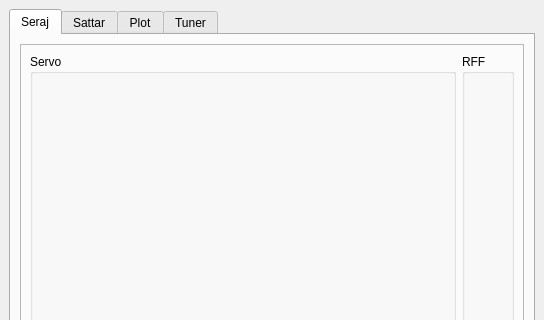
Above: mainwindow.ui from enigmafarsco-lang/iiS before the change; both pictures show x 0 to 544 and y 0 to 320 of the 544 by 500 pixel window. Below: the same form after it.
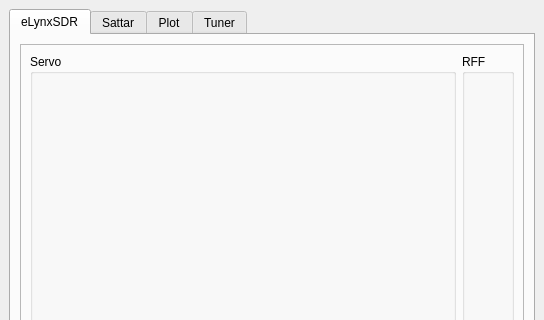
That is the form after the change. Custom widgets are drawn as their Qt base class.

Commit message: Rebrand seraj3 to eLynxSDR v0.0.2; merge exciter into receiver form; trim GUI tabs

Diff of the .ui file:
```diff
--- a/mainwindow.ui
+++ b/mainwindow.ui
@@ -40,7 +40,7 @@
       </property>
       <widget class="QWidget" name="tab">
        <attribute name="title">
-        <string>Seraj</string>
+        <string>eLynxSDR</string>
        </attribute>
        <layout class="QGridLayout" name="gridLayout_7">
         <item row="0" column="0">
```
The commit also changes 11 other files.
